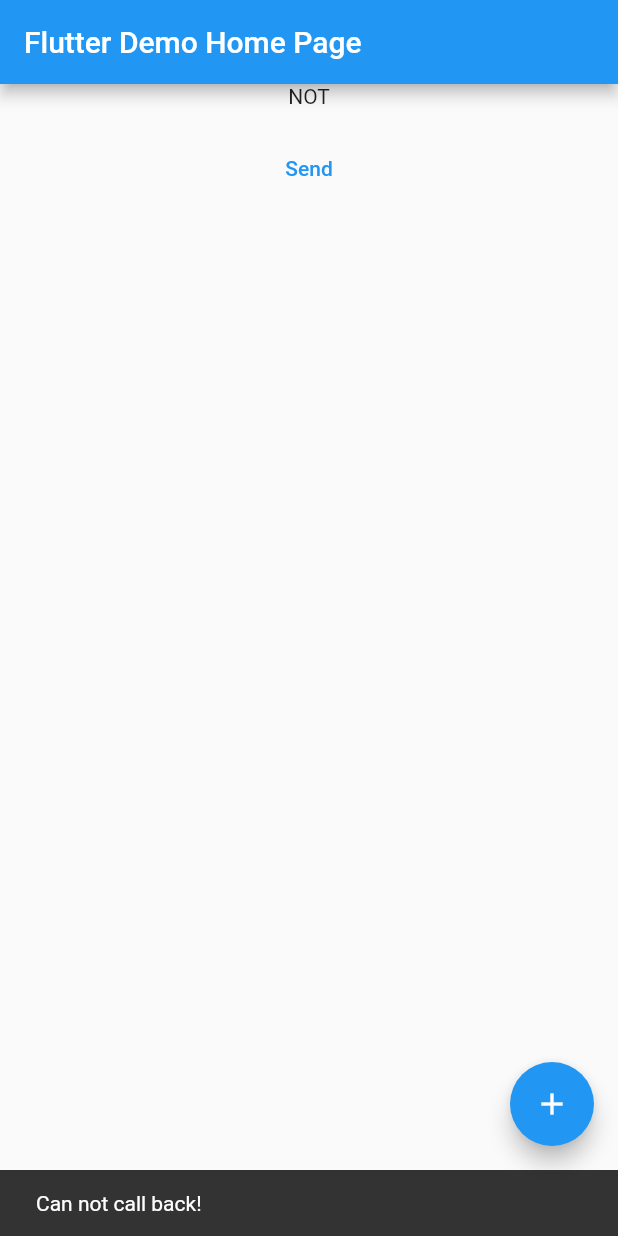
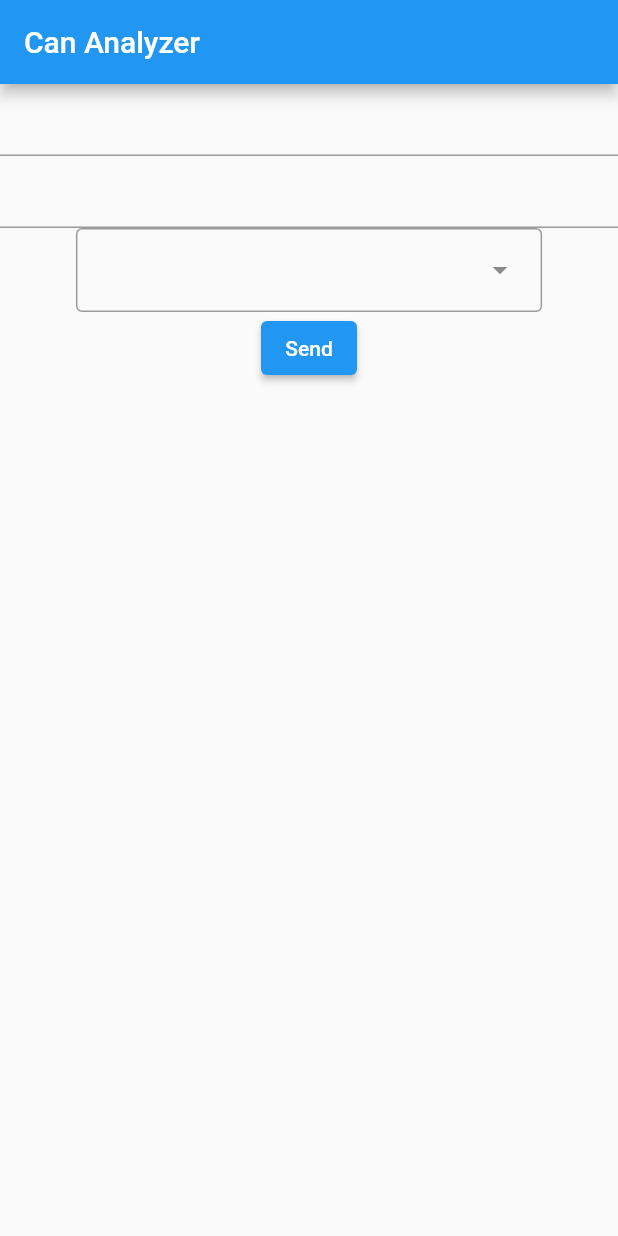
Before and after one commit to IndigoCarmine/can_analyzer, a Flutter app: the screen it shows after launch, after a tap on "Send", on a phone screen of 412 x 824 dp. Run offline on Flutter 3.47's test engine with Material 2 defaults, Android fonts, the phone set to English and light mode, and no system bars; missing offline and left inert: cobs2, usb_serial.

Commit message:
make workable code for usbcan

```diff
--- a/lib/main.dart
+++ b/lib/main.dart
@@ -1,9 +1,12 @@
+import 'dart:convert';
 import 'dart:io';
 
 import 'package:flutter/foundation.dart';
 import 'package:flutter/material.dart';
 import 'package:usb_serial/usb_serial.dart';
 import 'usbcan.dart';
+import 'stream_list_builder.dart';
+import 'test.dart';
 
 void main() {
   runApp(const MyApp());
@@ -20,7 +23,7 @@ class MyApp extends StatelessWidget {
       theme: ThemeData(
         primarySwatch: Colors.blue,
       ),
-      home: const MyHomePage(title: 'Flutter Demo Home Page'),
+      home: const TestPage(title: "Can Analyzer"),
     );
   }
 }
@@ -59,36 +62,40 @@ class _MyHomePageState extends State<MyHomePage> {
                 );
               }
             }),
-            StreamBuilder(
+            TextButton(
+              child: const Text("試験"),
+              onPressed: () async {
+                Uint8List data = const AsciiEncoder().convert("HelloUSBCAN");
+                usbCan.sendCommand(Command.establishmentOfCommunication, data);
+                int counter = 0;
+                while (counter < 4) {
+                  if (usbCan.connectionEstablished) {
+                    const snackBar = SnackBar(
+                        content:
+                            Text("Hello! This is newest version of USBCAN!!"));
+                    ScaffoldMessenger.of(context).showSnackBar(snackBar);
+                    return;
+                  }
+                  await Future.delayed(const Duration(seconds: 1));
+                  usbCan.sendCommand(
+                      Command.establishmentOfCommunication, data);
+                  counter++;
+                }
+                const snackBar =
+                    SnackBar(content: Text("Something went wrong!"));
+                if (mounted) {
+                  ScaffoldMessenger.of(context).showSnackBar(snackBar);
+                }
+              },
+            ),
+            StreamListBuilder(
               stream: usbCan.stream,
               builder: (context, snapshot) {
                 return Text(
                     snapshot.hasData ? snapshot.data!.data.toString() : "");
               },
+              maxData: 3,
             ),
-            TextButton(
-              child: const Text("Send"),
-              onPressed: () async {
-                usbCan.sendCommand(
-                    Command.establishmentOfCommunication, Uint8List(0));
-                int counter = 0;
-                while (counter < 4) {
-                  if (usbCan.connectionEstablished) {
-                    const snackBar = SnackBar(content: Text("Hello!"));
-                    ScaffoldMessenger.of(context).showSnackBar(snackBar);
-                    return;
-                  }
-                  sleep(const Duration(seconds: 1));
-                  await usbCan.sendCommand(
-                      Command.establishmentOfCommunication, Uint8List(0));
-                  counter++;
-                }
-                const snackBar = SnackBar(content: Text("Can not call back!"));
-                if (mounted) {
-                  ScaffoldMessenger.of(context).showSnackBar(snackBar);
-                }
-              },
-            )
           ],
         ),
       ),
@@ -98,7 +105,13 @@ class _MyHomePageState extends State<MyHomePage> {
           if (!(await usbCan.connectUSB())) {
             if (context.mounted) {
               ScaffoldMessenger.of(context).showSnackBar(const SnackBar(
-                content: Text("USB CAN NOT CONNECTED"),
+                content: Text("USBCAN IS NOT CONNECTED"),
+              ));
+            }
+          } else {
+            if (context.mounted) {
+              ScaffoldMessenger.of(context).showSnackBar(const SnackBar(
+                content: Text("USBCAN CONNECTED"),
               ));
             }
           }
--- /dev/null
+++ b/lib/test.dart
@@ -0,0 +1,35 @@
+import 'package:flutter/material.dart';
+import 'usbcan.dart';
+import 'usbcan_widgets.dart';
+import 'stream_list_builder.dart';
+
+class TestPage extends StatefulWidget {
+  const TestPage({super.key, required this.title});
+  final String title;
+  @override
+  State<TestPage> createState() => _TestPageState();
+}
+
+class _TestPageState extends State<TestPage> {
+  Stream<int> testStream() async* {
+    int counter = 0;
+    while (true) {
+      await Future.delayed(const Duration(milliseconds: 100));
+      yield counter++;
+    }
+  }
+
+  @override
+  Widget build(BuildContext context) {
+    return Scaffold(
+        appBar: AppBar(
+          title: Text(widget.title),
+        ),
+        body: UsbCanForm(
+          onSendButtonPressed: (CANFrame frame) {
+            print(frame);
+          },
+          style: UsbCanFormStyle.simple,
+        ));
+  }
+}
--- a/lib/usbcan.dart
+++ b/lib/usbcan.dart
@@ -1,8 +1,11 @@
 import 'dart:async';
 import 'dart:convert';
-import 'package:flutter/foundation.dart';
+import 'package:flutter/material.dart';
+import 'package:flutter/services.dart';
 import 'package:usb_serial/usb_serial.dart';
 import 'package:cobs2/cobs2.dart';
+
+import 'usbcan_widgets.dart';
 
 class CANFrame {
   // ignore: non_constant_identifier_names
@@ -28,6 +31,13 @@ class CANFrame {
     is_extended = ((frame[5] << 1) % 2 == 1);
     is_error = ((frame[5]) % 2 == 1);
     data = frame.sublist(6);
+  }
+  CANFrame.fromIdAndData(this.can_id, this.data,
+      {this.is_rtr = false, this.is_extended = false, this.is_error = false});
+
+  @override
+  String toString() {
+    return 'CANFrame{can_id: $can_id, is_rtr: $is_rtr, is_extended: $is_extended, is_error: $is_error, data: $data}';
   }
 }
 
@@ -64,11 +74,12 @@ class UsbCan {
       return false;
     }
     if (device!.port == null) return false;
+    device!.port!.setPortParameters(
+        115200, UsbPort.DATABITS_8, UsbPort.STOPBITS_1, UsbPort.PARITY_NONE);
 
     //open a port.
     if (!(await device!.port!.open())) return false;
 
-    stream!.listen((event) {});
     return true;
   }
 
@@ -96,7 +107,10 @@ class UsbCan {
     ByteData encoded = ByteData(64);
     EncodeResult encodeResult = encodeCOBS(encoded, ByteData.sublistView(data));
     if (encodeResult.status != EncodeStatus.OK) return false;
-    device!.port!.write(encoded.buffer.asUint8List(0, encodeResult.outLen));
+    Uint8List encodedList = Uint8List(encodeResult.outLen + 1);
+    encodedList.setRange(0, encodeResult.outLen, encoded.buffer.asUint8List());
+    encodedList.last = 0;
+    device!.port!.write(encodedList);
     return true;
   }
 
@@ -106,12 +120,13 @@ class UsbCan {
     }
     final reader = _usbRawStream();
     await for (Uint8List data in reader) {
-      switch (data[0]) {
+      switch (data[0] >> 4) {
         case 0: //normalframe
           yield CANFrame(data);
           break;
         case 1: //establishment sucsess
           connectionEstablished = true;
+          break;
       }
     }
   }
@@ -131,7 +146,7 @@ class UsbCan {
             buffer = Uint8List(0);
             continue;
           }
-          yield buffer;
+          yield decoded.buffer.asUint8List();
           buffer = Uint8List(0);
         } else {
           buffer = Uint8List.fromList(buffer + [data[i]]);
--- /dev/null
+++ b/lib/usbcan_widgets.dart
@@ -0,0 +1,157 @@
+import 'dart:convert';
+
+import 'package:can_analyzer/usbcan.dart';
+import 'package:flutter/material.dart';
+import 'package:flutter/services.dart';
+
+enum UsbCanFormStyle {
+  all,
+  simple,
+}
+
+class UsbCanForm extends StatefulWidget {
+  const UsbCanForm(
+      {super.key, required this.onSendButtonPressed, required this.style});
+
+  final void Function(CANFrame) onSendButtonPressed;
+  final UsbCanFormStyle style;
+
+  @override
+  State<UsbCanForm> createState() => _UsbCanFormState();
+}
+
+class _UsbCanFormState extends State<UsbCanForm> {
+  int _canId = 0;
+  Uint8List _data = Uint8List(0);
+
+  HexSwitchFieldMode mode = HexSwitchFieldMode.hexMode;
+  @override
+  Widget build(BuildContext context) {
+    if (widget.style == UsbCanFormStyle.simple) {
+      return Container(
+          child: Column(children: [
+        HexSwitchField(
+          mode: HexSwitchFieldMode.hexMode,
+          onChanged: (value) {
+            _canId = value.fold(0, (value, element) => value << 4 + element);
+          },
+        ),
+        HexSwitchField(
+          mode: mode,
+          onChanged: (value) {
+            _data = value;
+          },
+        ),
+        DropdownMenu(
+          dropdownMenuEntries: HexSwitchFieldMode.values
+              .map((mode) =>
+                  DropdownMenuEntry(value: mode, label: mode.toString()))
+              .toList(),
+          onSelected: (value) {
+            setState(() {
+              mode = value ?? HexSwitchFieldMode.hexMode;
+            });
+          },
+        ),
+        ElevatedButton(
+            onPressed: () {
+              widget.onSendButtonPressed(CANFrame.fromIdAndData(_canId, _data));
+            },
+            child: const Text("Send"))
+      ]));
+    } else {
+      return Container(
+        child: TextField(),
+      );
+    }
+  }
+}
+
+enum HexSwitchFieldMode {
+  hexMode,
+  stringMode,
+  floatMode,
+  doubleMode,
+  int16Mode,
+  int32Mode,
+}
+
+class HexSwitchField extends StatefulWidget {
+  const HexSwitchField(
+      {super.key, required this.onChanged, required this.mode});
+
+  final void Function(Uint8List) onChanged;
+  final HexSwitchFieldMode mode;
+
+  @override
+  State<HexSwitchField> createState() => _HexSwitchFieldState();
+}
+
+class _HexSwitchFieldState extends State<HexSwitchField> {
+  Uint8List _data = Uint8List(0);
+
+  @override
+  Widget build(BuildContext context) {
+    switch (widget.mode) {
+      case HexSwitchFieldMode.hexMode:
+        return TextField(
+          onChanged: (value) {
+            _data = Uint8List.fromList(value
+                .split("")
+                .map((e) {
+                  if (e == " ") {
+                    return null;
+                  } else {
+                    return int.parse(e, radix: 16);
+                  }
+                })
+                .where((element) => element != null)
+                .toList()
+                .cast());
+            widget.onChanged(_data);
+          },
+          controller: TextEditingController(
+              text: _data
+                  .map((e) => e.toRadixString(16).padLeft(2, "0"))
+                  .join(" ")
+                  .toUpperCase()),
+          keyboardType: TextInputType.visiblePassword,
+          inputFormatters: [
+            TextInputFormatter.withFunction((oldValue, newValue) {
+              if (newValue.text.length > oldValue.text.length) {
+                var sharpedData = newValue.text
+                    .replaceAll(RegExp(r'[^0-9a-fA-F]'), '')
+                    .toUpperCase()
+                    .split("")
+                    .asMap()
+                    .map((key, value) {
+                  if (key % 2 == 1) {
+                    return MapEntry(key, "$value ");
+                  } else {
+                    return MapEntry(key, value);
+                  }
+                });
+                return TextEditingValue(
+                    text: sharpedData.values.join(),
+                    selection: TextSelection.collapsed(
+                        offset: sharpedData.values.join().length));
+              } else {
+                return newValue;
+              }
+            })
+          ],
+        );
+      case HexSwitchFieldMode.stringMode:
+        return TextField(
+            keyboardType: TextInputType.visiblePassword,
+            onChanged: (value) {
+              _data = const AsciiEncoder().convert(value);
+              widget.onChanged(_data);
+            },
+            controller: TextEditingController(
+                text: const AsciiDecoder().convert(_data)));
+      default:
+        return Text("Not implemented: ${widget.mode}");
+    }
+  }
+}
```
Also changed, not shown: lib/stream_list_builder.dart (added, +98 -0 lines).
